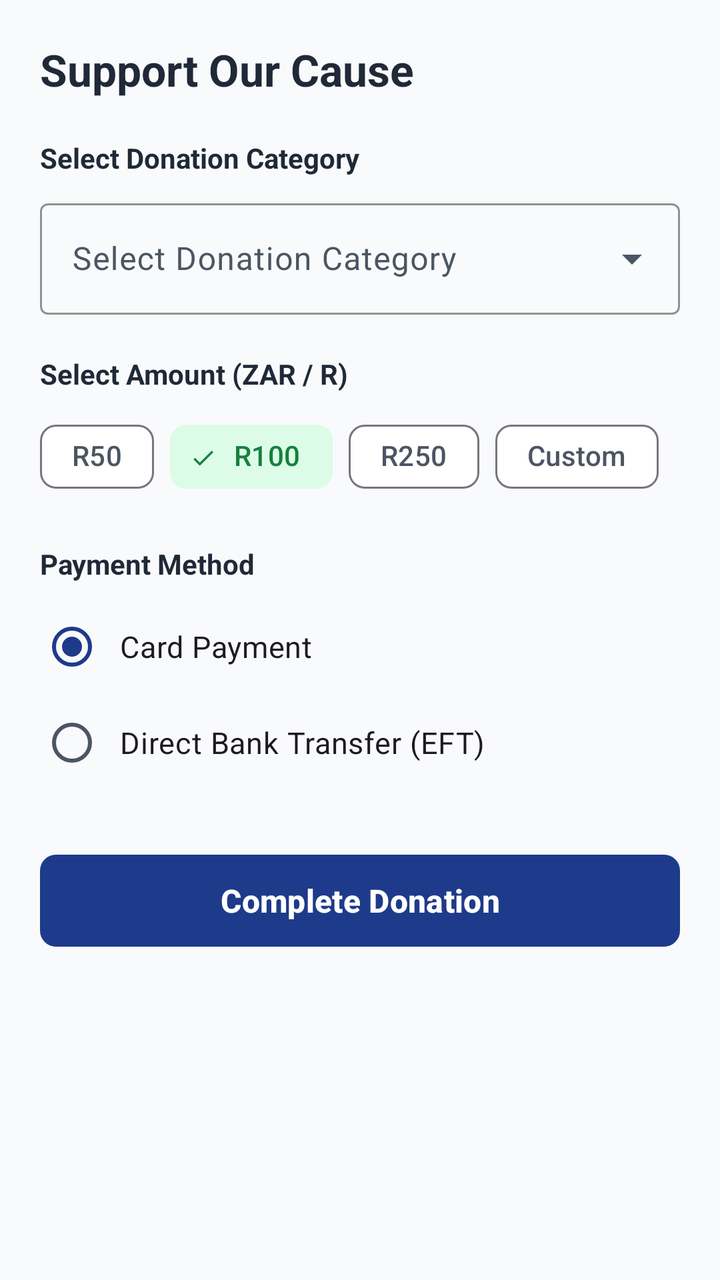
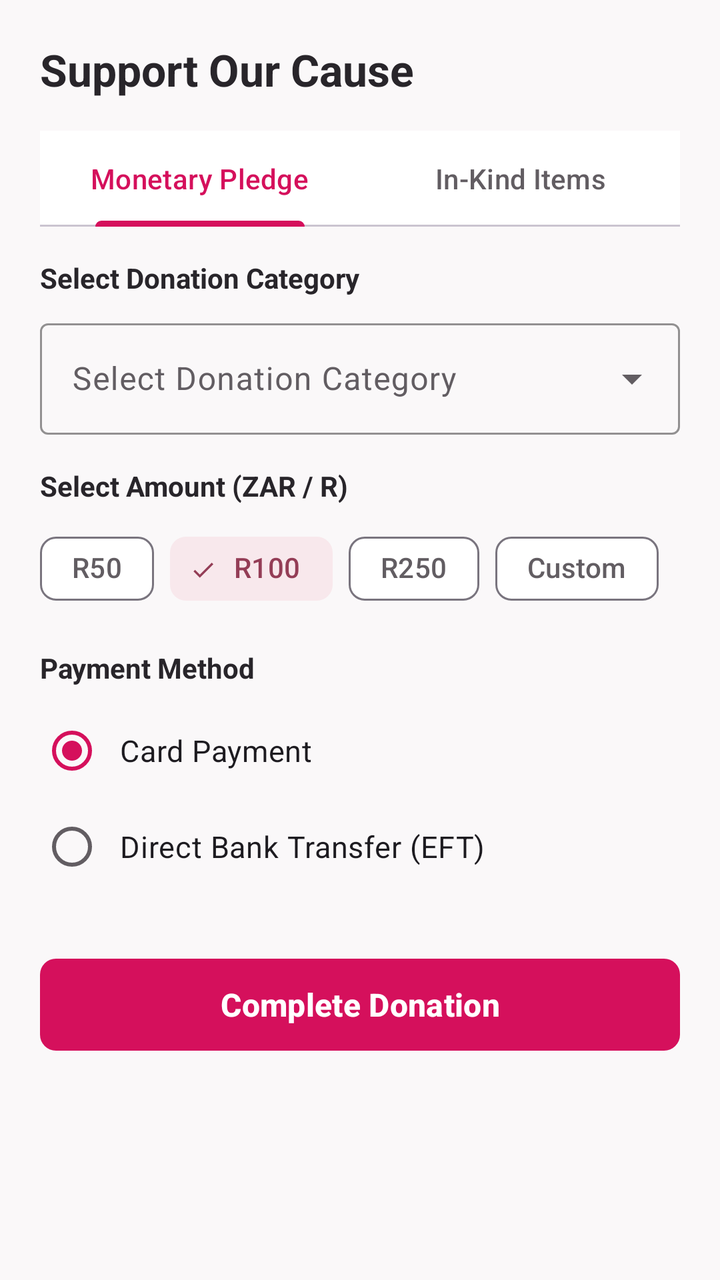

The first picture is an Android layout as it rendered before a commit; the second is the same layout after the commit. The layout source and the unified diff follow.
<!-- AndroidManifest.xml: application theme Theme.AurorahCANDigitalHub -->
<!-- res/layout/fragment_donation.xml -->
<?xml version="1.0" encoding="utf-8"?>
<ScrollView xmlns:android="http://schemas.android.com/apk/res/android"
    xmlns:app="http://schemas.android.com/apk/res-auto"
    android:layout_width="match_parent"
    android:layout_height="match_parent"
    android:fillViewport="true"
    android:background="?android:attr/colorBackground">

    <LinearLayout
        android:layout_width="match_parent"
        android:layout_height="wrap_content"
        android:orientation="vertical"
        android:padding="20dp">

        <TextView
            android:id="@+id/tvDonationTitle"
            android:layout_width="wrap_content"
            android:layout_height="wrap_content"
            android:text="@string/donation_title"
            android:textColor="?attr/colorOnSurface"
            android:textSize="22sp"
            android:textStyle="bold" />

        <TextView
            android:id="@+id/tvCategoryLabel"
            android:layout_width="wrap_content"
            android:layout_height="wrap_content"
            android:layout_marginTop="20dp"
            android:text="@string/select_category"
            android:textColor="?attr/colorOnSurface"
            android:textSize="14sp"
            android:textStyle="bold" />

        <com.google.android.material.textfield.TextInputLayout
            android:id="@+id/tilCategorySpinner"
            style="@style/Widget.Material3.TextInputLayout.OutlinedBox.ExposedDropdownMenu"
            android:layout_width="match_parent"
            android:layout_height="wrap_content"
            android:layout_marginTop="8dp"
            app:boxStrokeColor="@color/primary_blue">

            <AutoCompleteTextView
                android:id="@+id/actvCategory"
                android:layout_width="match_parent"
                android:layout_height="wrap_content"
                android:hint="@string/select_category"
                android:inputType="none" />
        </com.google.android.material.textfield.TextInputLayout>

        <TextView
            android:id="@+id/tvAmountLabel"
            android:layout_width="wrap_content"
            android:layout_height="wrap_content"
            android:layout_marginTop="20dp"
            android:text="@string/select_amount"
            android:textColor="?attr/colorOnSurface"
            android:textSize="14sp"
            android:textStyle="bold" />

        
        <com.google.android.material.chip.ChipGroup
            android:id="@+id/cgAmount"
            android:layout_width="match_parent"
            android:layout_height="wrap_content"
            android:layout_marginTop="8dp"
            app:singleSelection="true">

            <com.google.android.material.chip.Chip
                android:id="@+id/chipR50"
                style="@style/Widget.Material3.Chip.Filter"
                android:layout_width="wrap_content"
                android:layout_height="wrap_content"
                android:text="R50" />

            <com.google.android.material.chip.Chip
                android:id="@+id/chipR100"
                style="@style/Widget.Material3.Chip.Filter"
                android:layout_width="wrap_content"
                android:layout_height="wrap_content"
                android:checked="true"
                android:text="R100" />

            <com.google.android.material.chip.Chip
                android:id="@+id/chipR250"
                style="@style/Widget.Material3.Chip.Filter"
                android:layout_width="wrap_content"
                android:layout_height="wrap_content"
                android:text="R250" />

            <com.google.android.material.chip.Chip
                android:id="@+id/chipCustom"
                style="@style/Widget.Material3.Chip.Filter"
                android:layout_width="wrap_content"
                android:layout_height="wrap_content"
                android:text="Custom" />
        </com.google.android.material.chip.ChipGroup>

        
        <com.google.android.material.textfield.TextInputLayout
            android:id="@+id/tilCustomAmount"
            style="@style/Widget.Aurorah.TextInputLayout"
            android:layout_width="match_parent"
            android:layout_height="wrap_content"
            android:layout_marginTop="12dp"
            android:hint="@string/custom_amount_hint"
            android:visibility="gone">

            <com.google.android.material.textfield.TextInputEditText
                android:id="@+id/etCustomAmount"
                android:layout_width="match_parent"
                android:layout_height="wrap_content"
                android:inputType="numberDecimal"
                android:maxLines="1" />
        </com.google.android.material.textfield.TextInputLayout>

        <TextView
            android:id="@+id/tvPaymentLabel"
            android:layout_width="wrap_content"
            android:layout_height="wrap_content"
            android:layout_marginTop="20dp"
            android:text="@string/payment_method"
            android:textColor="?attr/colorOnSurface"
            android:textSize="14sp"
            android:textStyle="bold" />

        <RadioGroup
            android:id="@+id/rgPaymentMethod"
            android:layout_width="match_parent"
            android:layout_height="wrap_content"
            android:layout_marginTop="8dp">

            <RadioButton
                android:id="@+id/rbCard"
                android:layout_width="match_parent"
                android:layout_height="wrap_content"
                android:checked="true"
                android:padding="8dp"
                android:text="@string/payment_card"
                android:textSize="15sp" />

            <RadioButton
                android:id="@+id/rbEft"
                android:layout_width="match_parent"
                android:layout_height="wrap_content"
                android:padding="8dp"
                android:text="@string/payment_eft"
                android:textSize="15sp" />
        </RadioGroup>

        <com.google.android.material.button.MaterialButton
            android:id="@+id/btnSubmitDonation"
            android:layout_width="match_parent"
            android:layout_height="54dp"
            android:layout_marginTop="28dp"
            android:layout_marginBottom="24dp"
            android:text="@string/submit_donation"
            android:textSize="16sp"
            android:textStyle="bold"
            app:cornerRadius="8dp" />

        <ProgressBar
            android:id="@+id/pbDonation"
            android:layout_width="wrap_content"
            android:layout_height="wrap_content"
            android:layout_gravity="center_horizontal"
            android:visibility="gone" />

    </LinearLayout>
</ScrollView>
<!-- resources referenced by this layout -->
<resources>
  <color name="primary_blue">#1E3A8A</color>
  <string name="custom_amount_hint">Custom Amount (R)</string>
  <string name="donation_title">Support Our Cause</string>
  <string name="payment_card">Card Payment</string>
  <string name="payment_eft">Direct Bank Transfer (EFT)</string>
  <string name="payment_method">Payment Method</string>
  <string name="select_amount">Select Amount (ZAR / R)</string>
  <string name="select_category">Select Donation Category</string>
  <string name="submit_donation">Complete Donation</string>
  <style name="Widget.Aurorah.TextInputLayout" parent="Widget.Material3.TextInputLayout.OutlinedBox">
          <item name="boxStrokeColor">@color/primary_blue</item>
          <item name="hintTextColor">@color/primary_blue</item>
          <item name="errorIconTint">@color/error_red</item>
          <item name="errorTextColor">@color/error_red</item>
          <item name="boxCornerRadiusTopStart">8dp</item>
          <item name="boxCornerRadiusTopEnd">8dp</item>
          <item name="boxCornerRadiusBottomStart">8dp</item>
          <item name="boxCornerRadiusBottomEnd">8dp</item>
      </style>
  <style name="Theme.AurorahCANDigitalHub" parent="Base.Theme.AurorahCANDigitalHub" />
  <color name="error_red">#DC2626</color>
  <style name="Base.Theme.AurorahCANDigitalHub" parent="Theme.Material3.DayNight.NoActionBar">
          
          <item name="colorPrimary">@color/primary_blue</item>
          <item name="colorOnPrimary">@color/white</item>
          <item name="colorPrimaryContainer">#DBEAFE</item>
          <item name="colorOnPrimaryContainer">@color/primary_blue_dark</item>
  
          <item name="colorSecondary">@color/primary_green</item>
          <item name="colorOnSecondary">@color/white</item>
          <item name="colorSecondaryContainer">#DCFCE7</item>
          <item name="colorOnSecondaryContainer">@color/primary_green_dark</item>
  
          <item name="android:colorBackground">@color/background_light</item>
          <item name="colorSurface">@color/surface_card</item>
          <item name="colorOnSurface">@color/text_main</item>
          <item name="colorOnSurfaceVariant">@color/text_secondary</item>
  
          <item name="colorError">@color/error_red</item>
          <item name="colorOnError">@color/white</item>
  
          
          <item name="android:statusBarColor">?attr/colorPrimary</item>
          <item name="android:windowLightStatusBar">false</item>
      </style>
  <color name="white">#FFFFFFFF</color>
  <color name="primary_blue_dark">#172554</color>
  <color name="primary_green">#16A34A</color>
  <color name="primary_green_dark">#15803D</color>
  <color name="background_light">#F9FAFB</color>
  <color name="surface_card">#FFFFFF</color>
  <color name="text_main">#1F2937</color>
  <color name="text_secondary">#4B5563</color>
</resources>

<!-- the commit's change to res/layout/fragment_donation.xml (unified diff, before → after) -->
@@ -21,131 +21,236 @@
             android:textSize="22sp"
             android:textStyle="bold" />
 
-        <TextView
-            android:id="@+id/tvCategoryLabel"
-            android:layout_width="wrap_content"
-            android:layout_height="wrap_content"
-            android:layout_marginTop="20dp"
-            android:text="@string/select_category"
-            android:textColor="?attr/colorOnSurface"
-            android:textSize="14sp"
-            android:textStyle="bold" />
-
-        <com.google.android.material.textfield.TextInputLayout
-            android:id="@+id/tilCategorySpinner"
-            style="@style/Widget.Material3.TextInputLayout.OutlinedBox.ExposedDropdownMenu"
-            android:layout_width="match_parent"
-            android:layout_height="wrap_content"
-            android:layout_marginTop="8dp"
-            app:boxStrokeColor="@color/primary_blue">
-
-            <AutoCompleteTextView
-                android:id="@+id/actvCategory"
-                android:layout_width="match_parent"
-                android:layout_height="wrap_content"
-                android:hint="@string/select_category"
-                android:inputType="none" />
-        </com.google.android.material.textfield.TextInputLayout>
-
-        <TextView
-            android:id="@+id/tvAmountLabel"
-            android:layout_width="wrap_content"
-            android:layout_height="wrap_content"
-            android:layout_marginTop="20dp"
-            android:text="@string/select_amount"
-            android:textColor="?attr/colorOnSurface"
-            android:textSize="14sp"
-            android:textStyle="bold" />
+        <com.google.android.material.tabs.TabLayout
+            android:id="@+id/tlDonationType"
+            android:layout_width="match_parent"
+            android:layout_height="wrap_content"
+            android:layout_marginTop="16dp"
+            app:tabIndicatorColor="?attr/colorPrimary"
+            app:tabSelectedTextColor="?attr/colorPrimary">
+
+            <com.google.android.material.tabs.TabItem
+                android:layout_width="wrap_content"
+                android:layout_height="wrap_content"
+                android:text="@string/tab_monetary" />
+
+            <com.google.android.material.tabs.TabItem
+                android:layout_width="wrap_content"
+                android:layout_height="wrap_content"
+                android:text="@string/tab_inkind" />
+        </com.google.android.material.tabs.TabLayout>
 
         
-        <com.google.android.material.chip.ChipGroup
-            android:id="@+id/cgAmount"
-            android:layout_width="match_parent"
-            android:layout_height="wrap_content"
-            android:layout_marginTop="8dp"
-            app:singleSelection="true">
-
-            <com.google.android.material.chip.Chip
-                android:id="@+id/chipR50"
-                style="@style/Widget.Material3.Chip.Filter"
-                android:layout_width="wrap_content"
-                android:layout_height="wrap_content"
-                android:text="R50" />
-
-            <com.google.android.material.chip.Chip
-                android:id="@+id/chipR100"
-                style="@style/Widget.Material3.Chip.Filter"
-                android:layout_width="wrap_content"
-                android:layout_height="wrap_content"
-                android:checked="true"
-                android:text="R100" />
-
-            <com.google.android.material.chip.Chip
-                android:id="@+id/chipR250"
-                style="@style/Widget.Material3.Chip.Filter"
-                android:layout_width="wrap_content"
-                android:layout_height="wrap_content"
-                android:text="R250" />
-
-            <com.google.android.material.chip.Chip
-                android:id="@+id/chipCustom"
-                style="@style/Widget.Material3.Chip.Filter"
-                android:layout_width="wrap_content"
-                android:layout_height="wrap_content"
-                android:text="Custom" />
-        </com.google.android.material.chip.ChipGroup>
+        <LinearLayout
+            android:id="@+id/layoutMonetary"
+            android:layout_width="match_parent"
+            android:layout_height="wrap_content"
+            android:orientation="vertical"
+            android:visibility="visible">
+
+            <TextView
+                android:id="@+id/tvCategoryLabel"
+                android:layout_width="wrap_content"
+                android:layout_height="wrap_content"
+                android:layout_marginTop="16dp"
+                android:text="@string/select_category"
+                android:textColor="?attr/colorOnSurface"
+                android:textSize="14sp"
+                android:textStyle="bold" />
+
+            <com.google.android.material.textfield.TextInputLayout
+                android:id="@+id/tilCategorySpinner"
+                style="@style/Widget.Material3.TextInputLayout.OutlinedBox.ExposedDropdownMenu"
+                android:layout_width="match_parent"
+                android:layout_height="wrap_content"
+                android:layout_marginTop="8dp"
+                app:boxStrokeColor="@color/md_theme_primary">
+
+                <AutoCompleteTextView
+                    android:id="@+id/actvCategory"
+                    android:layout_width="match_parent"
+                    android:layout_height="wrap_content"
+                    android:hint="@string/select_category"
+                    android:inputType="none" />
+            </com.google.android.material.textfield.TextInputLayout>
+
+            <TextView
+                android:id="@+id/tvAmountLabel"
+                android:layout_width="wrap_content"
+                android:layout_height="wrap_content"
+                android:layout_marginTop="16dp"
+                android:text="@string/select_amount"
+                android:textColor="?attr/colorOnSurface"
+                android:textSize="14sp"
+                android:textStyle="bold" />
+
+            <com.google.android.material.chip.ChipGroup
+                android:id="@+id/cgAmount"
+                android:layout_width="match_parent"
+                android:layout_height="wrap_content"
+                android:layout_marginTop="8dp"
+                app:singleSelection="true">
+
+                <com.google.android.material.chip.Chip
+                    android:id="@+id/chipR50"
+                    style="@style/Widget.Material3.Chip.Filter"
+                    android:layout_width="wrap_content"
+                    android:layout_height="wrap_content"
+                    android:text="R50" />
+
+                <com.google.android.material.chip.Chip
+                    android:id="@+id/chipR100"
+                    style="@style/Widget.Material3.Chip.Filter"
+                    android:layout_width="wrap_content"
+                    android:layout_height="wrap_content"
+                    android:checked="true"
+                    android:text="R100" />
+
+                <com.google.android.material.chip.Chip
+                    android:id="@+id/chipR250"
+                    style="@style/Widget.Material3.Chip.Filter"
+                    android:layout_width="wrap_content"
+                    android:layout_height="wrap_content"
+                    android:text="R250" />
+
+                <com.google.android.material.chip.Chip
+                    android:id="@+id/chipCustom"
+                    style="@style/Widget.Material3.Chip.Filter"
+                    android:layout_width="wrap_content"
+                    android:layout_height="wrap_content"
+                    android:text="Custom" />
+            </com.google.android.material.chip.ChipGroup>
+
+            <com.google.android.material.textfield.TextInputLayout
+                android:id="@+id/tilCustomAmount"
+                style="@style/Widget.Aurorah.TextInputLayout"
+                android:layout_width="match_parent"
+                android:layout_height="wrap_content"
+                android:layout_marginTop="12dp"
+                android:hint="@string/custom_amount_hint"
+                android:visibility="gone">
+
+                <com.google.android.material.textfield.TextInputEditText
+                    android:id="@+id/etCustomAmount"
+                    android:layout_width="match_parent"
+                    android:layout_height="wrap_content"
+                    android:inputType="numberDecimal"
+                    android:maxLines="1" />
+            </com.google.android.material.textfield.TextInputLayout>
+
+            <TextView
+                android:id="@+id/tvPaymentLabel"
+                android:layout_width="wrap_content"
+                android:layout_height="wrap_content"
+                android:layout_marginTop="16dp"
+                android:text="@string/payment_method"
+                android:textColor="?attr/colorOnSurface"
+                android:textSize="14sp"
+                android:textStyle="bold" />
+
+            <RadioGroup
+                android:id="@+id/rgPaymentMethod"
+                android:layout_width="match_parent"
+                android:layout_height="wrap_content"
+                android:layout_marginTop="8dp">
+
+                <RadioButton
+                    android:id="@+id/rbCard"
+                    android:layout_width="match_parent"
+                    android:layout_height="wrap_content"
+                    android:checked="true"
+                    android:padding="8dp"
+                    android:text="@string/payment_card"
+                    android:textSize="15sp" />
+
+                <RadioButton
+                    android:id="@+id/rbEft"
+                    android:layout_width="match_parent"
+                    android:layout_height="wrap_content"
+                    android:padding="8dp"
+                    android:text="@string/payment_eft"
+                    android:textSize="15sp" />
+            </RadioGroup>
+
+        </LinearLayout>
 
         
-        <com.google.android.material.textfield.TextInputLayout
-            android:id="@+id/tilCustomAmount"
-            style="@style/Widget.Aurorah.TextInputLayout"
-            android:layout_width="match_parent"
-            android:layout_height="wrap_content"
-            android:layout_marginTop="12dp"
-            android:hint="@string/custom_amount_hint"
+        <LinearLayout
+            android:id="@+id/layoutInKind"
+            android:layout_width="match_parent"
+            android:layout_height="wrap_content"
+            android:orientation="vertical"
             android:visibility="gone">
 
-            <com.google.android.material.textfield.TextInputEditText
-                android:id="@+id/etCustomAmount"
-                android:layout_width="match_parent"
-                android:layout_height="wrap_content"
-                android:inputType="numberDecimal"
-                android:maxLines="1" />
-        </com.google.android.material.textfield.TextInputLayout>
-
-        <TextView
-            android:id="@+id/tvPaymentLabel"
-            android:layout_width="wrap_content"
-            android:layout_height="wrap_content"
-            android:layout_marginTop="20dp"
-            android:text="@string/payment_method"
-            android:textColor="?attr/colorOnSurface"
-            android:textSize="14sp"
-            android:textStyle="bold" />
-
-        <RadioGroup
-            android:id="@+id/rgPaymentMethod"
-            android:layout_width="match_parent"
-            android:layout_height="wrap_content"
-            android:layout_marginTop="8dp">
-
-            <RadioButton
-                android:id="@+id/rbCard"
-                android:layout_width="match_parent"
-                android:layout_height="wrap_content"
-                android:checked="true"
-                android:padding="8dp"
-                android:text="@string/payment_card"
-                android:textSize="15sp" />
-
-            <RadioButton
-                android:id="@+id/rbEft"
-                android:layout_width="match_parent"
-                android:layout_height="wrap_content"
-                android:padding="8dp"
-                android:text="@string/payment_eft"
-                android:textSize="15sp" />
-        </RadioGroup>
+            <TextView
+                android:id="@+id/tvInKindCategoryLabel"
+                android:layout_width="wrap_content"
+                android:layout_height="wrap_content"
+                android:layout_marginTop="16dp"
+                android:text="@string/item_category_hint"
+                android:textColor="?attr/colorOnSurface"
+                android:textSize="14sp"
+                android:textStyle="bold" />
+
+            <com.google.android.material.textfield.TextInputLayout
+                android:id="@+id/tilInKindCategory"
+                style="@style/Widget.Material3.TextInputLayout.OutlinedBox.ExposedDropdownMenu"
+                android:layout_width="match_parent"
+                android:layout_height="wrap_content"
+                android:layout_marginTop="8dp"
+                app:boxStrokeColor="@color/md_theme_primary">
+
+                <AutoCompleteTextView
+                    android:id="@+id/actvInKindCategory"
+                    android:layout_width="match_parent"
+                    android:layout_height="wrap_content"
+                    android:hint="@string/item_category_hint"
+                    android:inputType="none" />
+            </com.google.android.material.textfield.TextInputLayout>
+
+            <com.google.android.material.textfield.TextInputLayout
+                android:id="@+id/tilItemDescription"
+                style="@style/Widget.Aurorah.TextInputLayout"
+                android:layout_width="match_parent"
+                android:layout_height="wrap_content"
+                android:layout_marginTop="12dp"
+                android:hint="@string/item_description_hint">
+
+                <com.google.android.material.textfield.TextInputEditText
+                    android:id="@+id/etItemDescription"
+                    android:layout_width="match_parent"
+                    android:layout_height="wrap_content"
+                    android:inputType="textMultiLine"
+                    android:minLines="3" />
+            </com.google.android.material.textfield.TextInputLayout>
+
+            <TextView
+                android:id="@+id/tvPreferenceLabel"
+                android:layout_width="wrap_content"
+                android:layout_height="wrap_content"
+                android:layout_marginTop="16dp"
+                android:text="@string/preference_hint"
+                android:textColor="?attr/colorOnSurface"
+                android:textSize="14sp"
+                android:textStyle="bold" />
+
+            <com.google.android.material.textfield.TextInputLayout
+                android:id="@+id/tilInKindPreference"
+                style="@style/Widget.Material3.TextInputLayout.OutlinedBox.ExposedDropdownMenu"
+                android:layout_width="match_parent"
+                android:layout_height="wrap_content"
+                android:layout_marginTop="8dp"
+                app:boxStrokeColor="@color/md_theme_primary">
+
+                <AutoCompleteTextView
+                    android:id="@+id/actvInKindPreference"
+                    android:layout_width="match_parent"
+                    android:layout_height="wrap_content"
+                    android:hint="@string/preference_hint"
+                    android:inputType="none" />
+            </com.google.android.material.textfield.TextInputLayout>
+
+        </LinearLayout>
 
         <com.google.android.material.button.MaterialButton
             android:id="@+id/btnSubmitDonation"
<!-- resource entries referenced after the edit -->
@@ -1,19 +1,25 @@
 <!-- resources referenced by this layout -->
 <resources>
-  <color name="primary_blue">#1E3A8A</color>
+  <color name="md_theme_primary">#D5105C</color>
   <string name="custom_amount_hint">Custom Amount (R)</string>
   <string name="donation_title">Support Our Cause</string>
+  <string name="item_category_hint">Item Category</string>
+  <string name="item_description_hint">Item Description &amp; Quantities</string>
   <string name="payment_card">Card Payment</string>
   <string name="payment_eft">Direct Bank Transfer (EFT)</string>
   <string name="payment_method">Payment Method</string>
+  <string name="preference_hint">Collection / Drop-off Preference</string>
   <string name="select_amount">Select Amount (ZAR / R)</string>
   <string name="select_category">Select Donation Category</string>
   <string name="submit_donation">Complete Donation</string>
+  <string name="tab_inkind">In-Kind Items</string>
+  <string name="tab_monetary">Monetary Pledge</string>
   <style name="Widget.Aurorah.TextInputLayout" parent="Widget.Material3.TextInputLayout.OutlinedBox">
-          <item name="boxStrokeColor">@color/primary_blue</item>
-          <item name="hintTextColor">@color/primary_blue</item>
+          <item name="boxStrokeColor">@color/md_theme_primary</item>
+          <item name="hintTextColor">@color/md_theme_primary</item>
           <item name="errorIconTint">@color/error_red</item>
           <item name="errorTextColor">@color/error_red</item>
+          <item name="errorEnabled">true</item>
           <item name="boxCornerRadiusTopStart">8dp</item>
           <item name="boxCornerRadiusTopEnd">8dp</item>
           <item name="boxCornerRadiusBottomStart">8dp</item>
@@ -23,19 +29,19 @@
   <color name="error_red">#DC2626</color>
   <style name="Base.Theme.AurorahCANDigitalHub" parent="Theme.Material3.DayNight.NoActionBar">
           
-          <item name="colorPrimary">@color/primary_blue</item>
+          <item name="colorPrimary">@color/md_theme_primary</item>
           <item name="colorOnPrimary">@color/white</item>
-          <item name="colorPrimaryContainer">#DBEAFE</item>
-          <item name="colorOnPrimaryContainer">@color/primary_blue_dark</item>
+          <item name="colorPrimaryContainer">#FCE4EC</item>
+          <item name="colorOnPrimaryContainer">@color/md_theme_primary</item>
   
-          <item name="colorSecondary">@color/primary_green</item>
+          <item name="colorSecondary">@color/md_theme_secondary</item>
           <item name="colorOnSecondary">@color/white</item>
-          <item name="colorSecondaryContainer">#DCFCE7</item>
-          <item name="colorOnSecondaryContainer">@color/primary_green_dark</item>
+          <item name="colorSecondaryContainer">#F8E8EC</item>
+          <item name="colorOnSecondaryContainer">@color/md_theme_secondary</item>
   
-          <item name="android:colorBackground">@color/background_light</item>
-          <item name="colorSurface">@color/surface_card</item>
-          <item name="colorOnSurface">@color/text_main</item>
+          <item name="android:colorBackground">@color/md_theme_background</item>
+          <item name="colorSurface">@color/card_surface</item>
+          <item name="colorOnSurface">@color/text_primary</item>
           <item name="colorOnSurfaceVariant">@color/text_secondary</item>
   
           <item name="colorError">@color/error_red</item>
@@ -46,12 +52,10 @@
           <item name="android:windowLightStatusBar">false</item>
       </style>
   <color name="white">#FFFFFFFF</color>
-  <color name="primary_blue_dark">#172554</color>
-  <color name="primary_green">#16A34A</color>
-  <color name="primary_green_dark">#15803D</color>
-  <color name="background_light">#F9FAFB</color>
-  <color name="surface_card">#FFFFFF</color>
-  <color name="text_main">#1F2937</color>
-  <color name="text_secondary">#4B5563</color>
+  <color name="md_theme_secondary">#943D56</color>
+  <color name="md_theme_background">#FAF8F9</color>
+  <color name="card_surface">#FFFFFF</color>
+  <color name="text_primary">#28252A</color>
+  <color name="text_secondary">#625D62</color>
 </resources>
 
